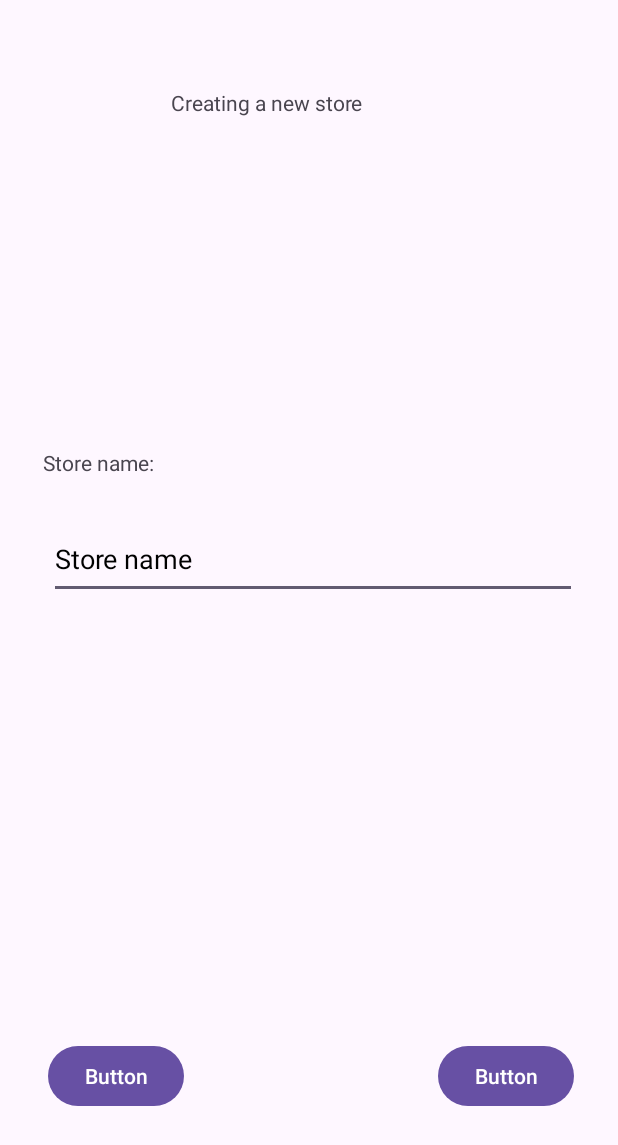
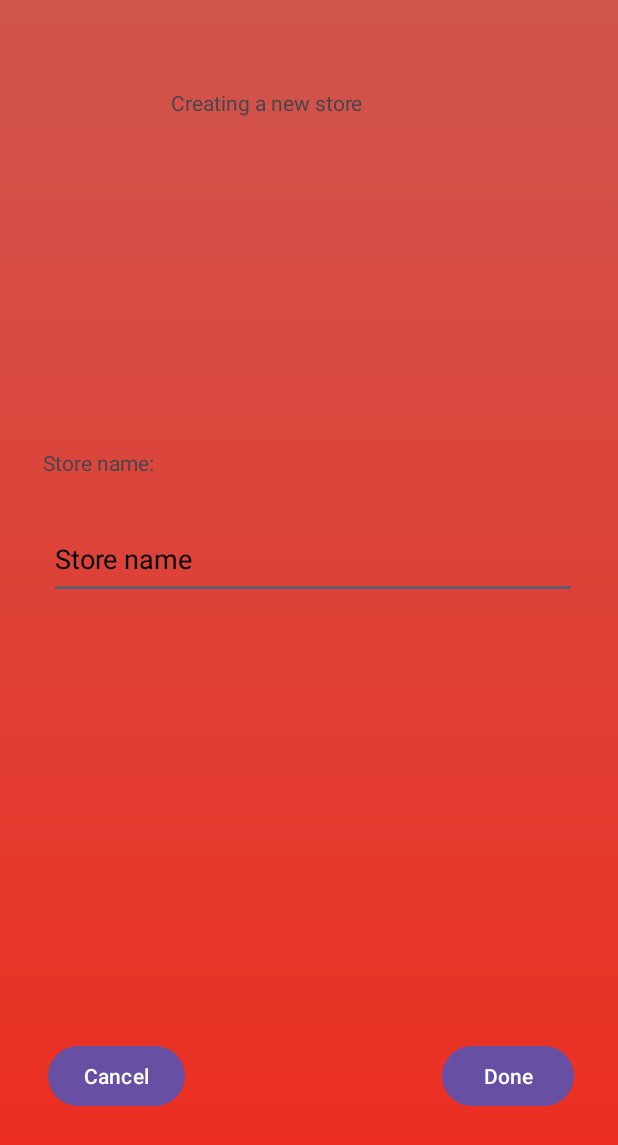
Before and after one commit to Sari-Saif/Buy-bye-bye, an Android app: the layout activity_s3_pop_up.xml on its own in the app's theme, with its tools: preview values and no code run, on a phone screen of 412 x 824 dp. Shown: the top 1145 px of the screen. Run offline under Robolectric (Android 15) with nearby library versions, the phone set to English and light mode, and no system bars.

Commit message:
add pop_up_S3 + xml

```diff
--- /dev/null
+++ b/app/src/main/res/drawable/pop_bg_s3.xml
@@ -0,0 +1,12 @@
+<?xml version="1.0" encoding="utf-8"?>
+<shape xmlns:android="http://schemas.android.com/apk/res/android">
+
+
+<gradient
+    android:startColor="#E6CA443A"
+    android:endColor="#E6EC1606"
+    android:angle="270"
+    />
+
+
+</shape>
--- a/app/src/main/res/layout/activity_s3.xml
+++ b/app/src/main/res/layout/activity_s3.xml
@@ -7,7 +7,7 @@
     tools:context=".S3">
 
     <Button
-        android:id="@+id/button2"
+        android:id="@+id/Add_Button"
         android:layout_width="wrap_content"
         android:layout_height="wrap_content"
         android:text="Add"
@@ -19,7 +19,7 @@
         app:layout_constraintVertical_bias="0.976" />
 
     <Button
-        android:id="@+id/button3"
+        android:id="@+id/Exit_button"
         android:layout_width="wrap_content"
         android:layout_height="wrap_content"
         android:text="Exit"
@@ -44,7 +44,7 @@
         app:layout_constraintTop_toTopOf="parent" />
 
     <Button
-        android:id="@+id/button4"
+        android:id="@+id/Profile_button"
         android:layout_width="wrap_content"
         android:layout_height="wrap_content"
         android:layout_marginTop="16dp"
--- a/app/src/main/res/layout/activity_s3_pop_up.xml
+++ b/app/src/main/res/layout/activity_s3_pop_up.xml
@@ -4,7 +4,9 @@
     xmlns:tools="http://schemas.android.com/tools"
     android:layout_width="match_parent"
     android:layout_height="match_parent"
+    android:background="@drawable/pop_bg_s3"
     tools:context=".S3_Pop_up">
+
 
     <TextView
         android:id="@+id/textView2"
@@ -22,7 +24,7 @@
         android:id="@+id/button5"
         android:layout_width="wrap_content"
         android:layout_height="wrap_content"
-        android:text="Button"
+        android:text="Cancel"
         app:layout_constraintBottom_toBottomOf="parent"
         app:layout_constraintEnd_toEndOf="parent"
         app:layout_constraintHorizontal_bias="0.1"
@@ -34,7 +36,7 @@
         android:id="@+id/button6"
         android:layout_width="wrap_content"
         android:layout_height="wrap_content"
-        android:text="Button"
+        android:text="Done"
         app:layout_constraintBottom_toBottomOf="parent"
         app:layout_constraintEnd_toEndOf="parent"
         app:layout_constraintHorizontal_bias="0.909"
```
Also changed, not shown: app/src/main/java/com/example/buy_bye_bye_app/S3.java (+33 -0 lines), app/src/main/java/com/example/buy_bye_bye_app/S3_Pop_up.java (+35 -1 lines).
